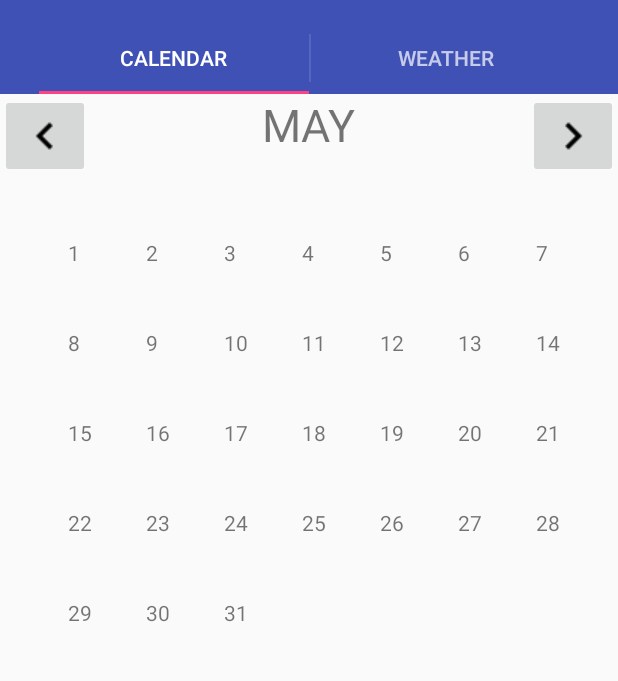
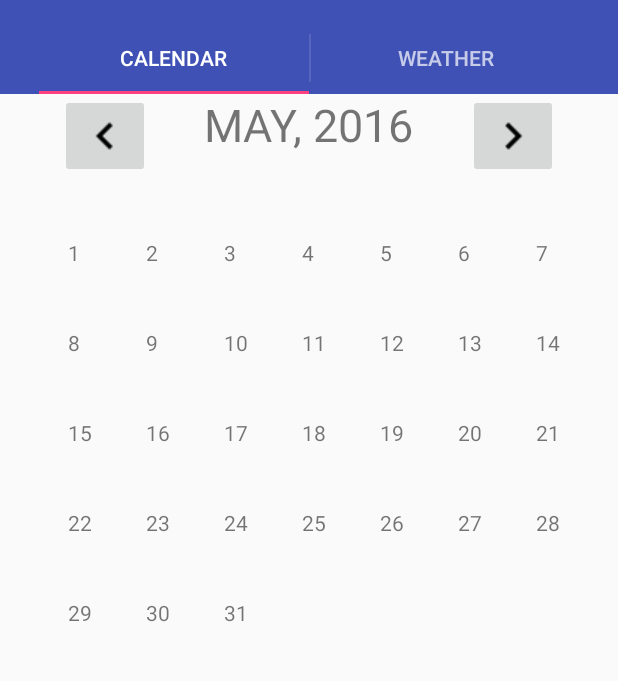
Before and after one commit to dmytririsov/Forecast-Applicaiton, an Android app: the screen it shows after launch (MainActivity), on a phone screen of 412 x 824 dp, the part 62-743 px from its top. Run offline under Robolectric (Android 15) with nearby library versions, the phone set to English and light mode, and no system bars.

Commit message:
rem usls code

```diff
--- a/app/src/main/java/com/dmytri/weather/Calendar/CalendarFragment.java
+++ b/app/src/main/java/com/dmytri/weather/Calendar/CalendarFragment.java
@@ -55,13 +55,7 @@ public class CalendarFragment extends Fragment {
 
         TextView mNameOfMonthTextView = (TextView)rootView.findViewById(R.id.name_of_month);
         mNameOfMonthText = mCalendarInst.getDisplayName(Calendar.MONTH, Calendar.LONG, Locale.US);
-        mNameOfMonthTextView.setText(mNameOfMonthText.toUpperCase());
-        /*
-        TextView mNameOfYearTextView = (TextView)rootView.findViewById(R.id.name_of_year);
-        mNameOfYearText = mCalendarInst.getDisplayName(Calendar.YEAR, Calendar.LONG, Locale.US);
-        mNameOfYearTextView.setText(mNameOfYearText);*/
-
-
+        mNameOfMonthTextView.setText(mNameOfMonthText.toUpperCase() + ", " + mCalendarInst.get(Calendar.YEAR));
 
         final CalendarDaysAdapter adapter = new CalendarDaysAdapter(getActivity(), false);
         grid.setAdapter(adapter);
--- a/app/src/main/res/layout/calendar_fragment.xml
+++ b/app/src/main/res/layout/calendar_fragment.xml
@@ -23,6 +23,7 @@
         android:layout_centerHorizontal="true" />
 
     <ImageButton
+        android:layout_marginLeft="40dp"
         android:layout_width="wrap_content"
         android:layout_height="wrap_content"
         android:src="@drawable/chevron_left"
@@ -32,6 +33,7 @@
         android:layout_alignParentStart="true" />
 
     <ImageButton
+        android:layout_marginRight="40dp"
         android:layout_width="wrap_content"
         android:layout_height="wrap_content"
         android:src="@drawable/chevron_right"
@@ -42,6 +44,7 @@
         android:layout_alignEnd="@+id/calendar_days" />
 
     <GridView
+
         android:id="@+id/calendar_days"
         android:layout_marginTop="40dp"
         android:layout_marginLeft="45dp"
```
